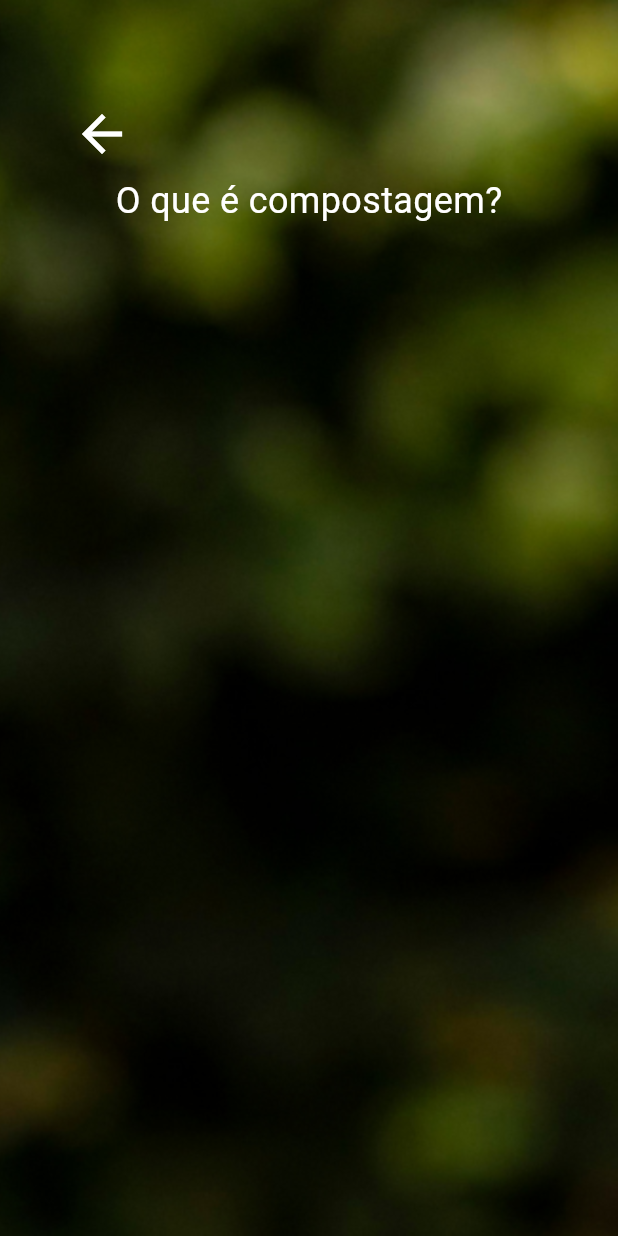
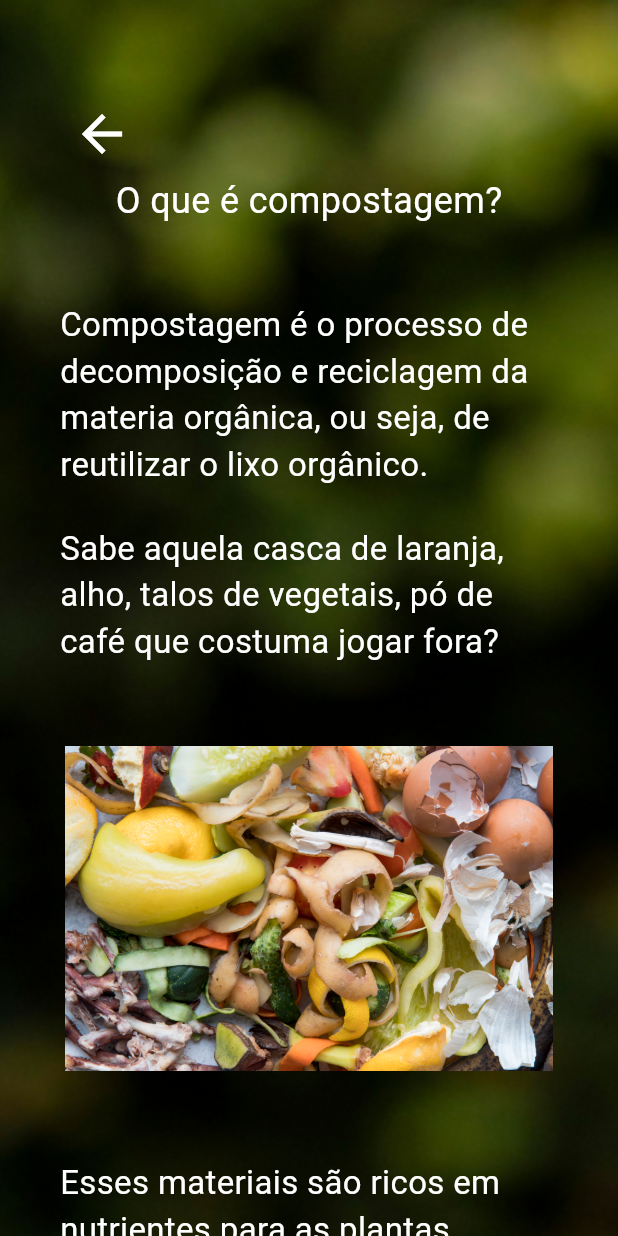
Before and after one commit to duda0812/Sistema-Mobile-Recompor, a Flutter app: the screen it shows after launch, on a phone screen of 412 x 824 dp. Run offline on Flutter 3.47's test engine with Material 3 defaults, Android fonts, the phone set to English and light mode, and no system bars.

Commit message:
texto 30/07

```diff
--- a/lib/telas/compostagem_sig.dart
+++ b/lib/telas/compostagem_sig.dart
@@ -6,49 +6,105 @@ class compostagem_sig extends StatelessWidget {
 
   @override
   Widget build(BuildContext context) {
-    return  Scaffold(
-      body: Container (
-        decoration: BoxDecoration(
+    return Scaffold(
+      body: Container(
+        decoration: const BoxDecoration(
           image: DecorationImage(
-            image:  AssetImage("lib/imagens/fundo.png"),
-            fit: BoxFit.cover
-            ),
+              image: AssetImage("lib/imagens/fundo.png"), fit: BoxFit.cover),
         ),
         padding: const EdgeInsets.only(
           top: 60,
           left: 40,
           right: 40,
         ),
-      child:Column(
+        child: ListView(
           children: [
-
+            Column(
+              children: [
                 Row(
-
                   children: [
                     Padding(
-              padding: const EdgeInsets.only(right: 251, top: 1),
-              child: IconButton( iconSize: 40,
-                icon: Icon(Icons.arrow_back),
+                      padding: const EdgeInsets.only(right: 250, top: 1),
+                      child: IconButton(
+                        iconSize: 40,
+                        icon: const Icon(Icons.arrow_back),
                         color: Colors.white,
-                onPressed: () { Navigator.push(
+                        onPressed: () {
+                          Navigator.push(
                             context,
-                    MaterialPageRoute(builder: (context) => Telainicial()),
-                  );},
+                            MaterialPageRoute(
+                                builder: (context) => const Telainicial()),
+                          );
+                        },
                       ),
                     ),
                   ],
                 ),
-        Row(
+                const Row(
                   mainAxisAlignment: MainAxisAlignment.center,
                   children: [
-          Text('O que é compostagem?',
-            style: TextStyle(  fontSize: 24
-            ,color: Colors.white),)
-          ], ),
+                    Text(
+                      'O que é compostagem?',
+                      style: TextStyle(fontSize: 24, color: Colors.white),
+                    ),
                   ],
-      )
-      )
+                ),
+                const SizedBox(height: 50),
+                const SizedBox(
+                  child: Center(
+                    child: Text(
+                      'Compostagem é o processo de decomposição e reciclagem da materia orgânica, ou seja, de reutilizar o lixo orgânico.',
+                      style: TextStyle(fontSize: 22, color: Colors.white),
+                    ),
+                  ),
+                ),
+                const SizedBox(height: 25),
+                const SizedBox(
+                  child: Center(
+                    child: Text(
+                      'Sabe aquela casca de laranja, alho, talos de vegetais, pó de café que costuma jogar fora?',
+                      style: TextStyle(fontSize: 22, color: Colors.white),
+                    ),
+                  ),
+                ),
+                Center(
+                  child: SizedBox(
+                    width: 325,
+                    height: 325,
+                    child: Image.asset('lib/imagens/restos1.jpg'),
+                  ),
+                ),
+                const SizedBox(height: 5),
+                const SizedBox(
+                  child: Center(
+                    child: Text(
+                      'Esses materiais são ricos em nutrientes para as plantas. Assim, por meio da compostagem fazemos um adubo natural ao invés de descartá-los.',
+                      style: TextStyle(fontSize: 22, color: Colors.white),
+                    ),
+                  ),
+                ),
+                const SizedBox(height: 5),
+                Center(
+                  child: SizedBox(
+                    width: 325,
+                    height: 325,
+                    child: Image.asset('lib/imagens/maoterra.jpg'),
+                  ),
+                ),
+                const SizedBox(height: 5),
+                const SizedBox(
+                  child: Center(
+                    child: Text(
+                      'Esses materiais além de causar mau cheiro ao ser descartado incorretamente, atrai bichos peçonhentos e libera gases de efeito estufa para o meio ambiente.',
+                      style: TextStyle(fontSize: 22, color: Colors.white),
+                    ),
+                  ),
+                ),
+              ],
+            ),
+          ],
+        ),
+      ),
     );
-
   }
 }
--- a/pubspec.yaml
+++ b/pubspec.yaml
@@ -69,6 +69,8 @@ flutter:
     - lib/imagens/iconepessoa.png
     - lib/imagens/fundo.png
     - lib/imagens/icone composteira.png
+    - lib/imagens/restos1.jpg
+    - lib/imagens/maoterra.jpg
 
   # An image asset can refer to one or more resolution-specific "variants", see
   # https://flutter.dev/assets-and-images/#resolution-aware
```
Also changed, not shown: lib/imagens/maoterra.jpg (added), lib/imagens/restos1.jpg (added). Lines whose indentation alone changed are shown as unchanged.
